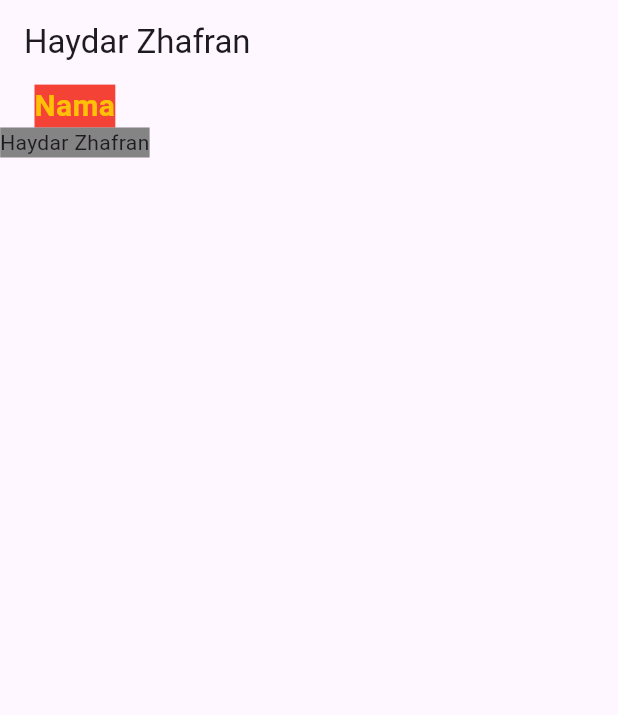
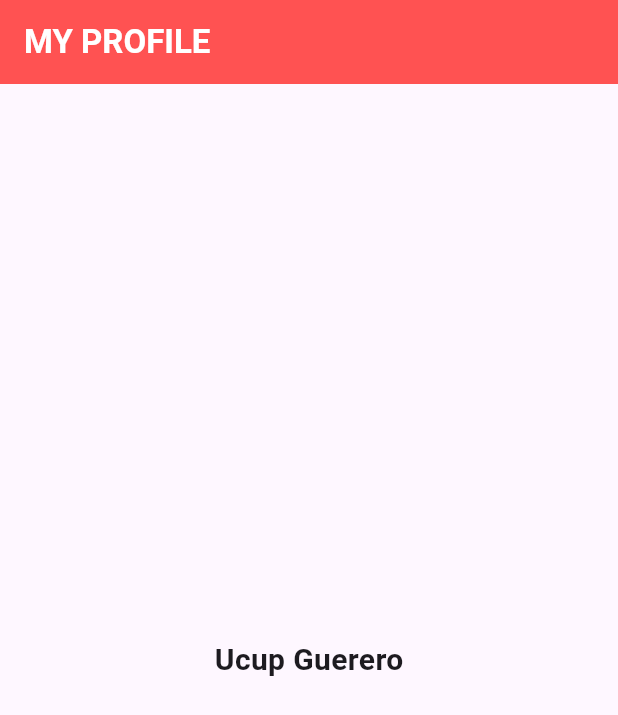
Before and after one commit to Zhafrnn/flutter_profile_card, a Flutter app: the screen it shows after launch, on a phone screen of 412 x 824 dp. Shown: the top 715 px of the screen. Run offline on Flutter 3.47's test engine with Material 3 defaults, Android fonts, the phone set to English and light mode, and no system bars; Roboto replaces fonts that are missing (poppins).

Commit message:
Belajar Row Column

```diff
--- a/lib/main.dart
+++ b/lib/main.dart
@@ -2,5 +2,17 @@ import 'package:flutter/material.dart';
 import 'package:flutter_application_1/profile.dart';
 
 void main() {
-  runApp(const Profilecard());
+  runApp(MainPage());
 }
+
+class MainPage extends StatelessWidget {
+  const MainPage({super.key});
+
+  @override
+  Widget build(BuildContext context) {
+    return MaterialApp(
+      home: Profilecard(),
+      debugShowCheckedModeBanner: false,
+    );
+  }
+}
--- a/lib/profile.dart
+++ b/lib/profile.dart
@@ -5,44 +5,33 @@ class Profilecard extends StatelessWidget {
 
   @override
   Widget build(BuildContext context) {
-    return MaterialApp(
-      home: Scaffold(
-        appBar: AppBar(
-          title: Text('Haydar Zhafran'),
+    return Scaffold(
+      appBar: AppBar(
+        backgroundColor: Colors.redAccent,
+          title: const Text('MY PROFILE',
+          style: TextStyle(color: Color.fromARGB(255, 255, 255, 255),
+          fontWeight: FontWeight.bold
+          ),
         ),
-        /**
-         * Row  & column bisa memiliki banyak widget
-         * Row itu kesamping
-         * Column itu kebawah
-         */
-        body:Column(
-          children: <Widget>[
-            Container(
-              child:Text(
-              'Nama',
-                style: TextStyle(
-                color: Colors.amber,
-                fontSize: 20.0,
-                fontWeight: FontWeight.bold,
-                backgroundColor: Colors.red,
-                fontFamily: 'poppins',// Harus ada font-nya
-                ),
-              ),
+      ),
+      body: Center(
+        child:Column(
+          mainAxisAlignment: MainAxisAlignment.center,
+          children: [
+            Text('Ucup Guerero',
+            style: TextStyle(fontSize: 20,
+            fontWeight: FontWeight.bold,
             ),
-            Text(
-              'Haydar Zhafran',
-            style: TextStyle(
-              backgroundColor: Color.fromARGB(
-                200,
-                100,
-                100,
-                100)
             ),
+            Row(
+              children: <Widget> [
+                Column(),
+                Column(),
+              ],
             ),
           ],
         ),
       ),
-      debugShowCheckedModeBanner: false,
     );
   }
 }
```
